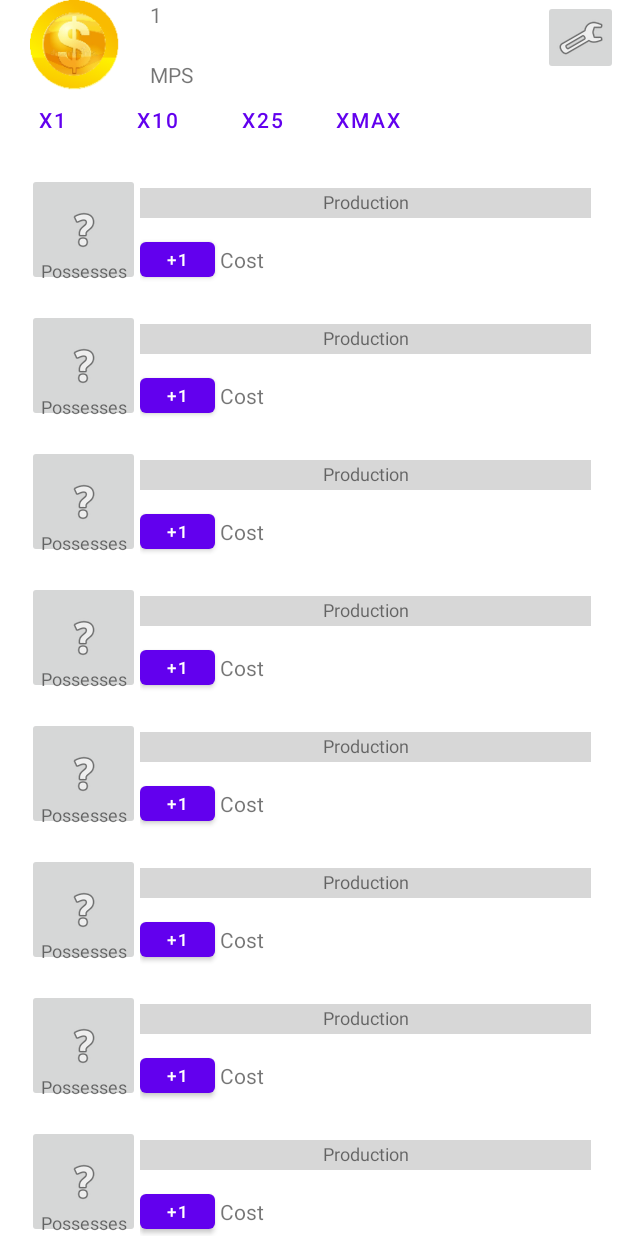
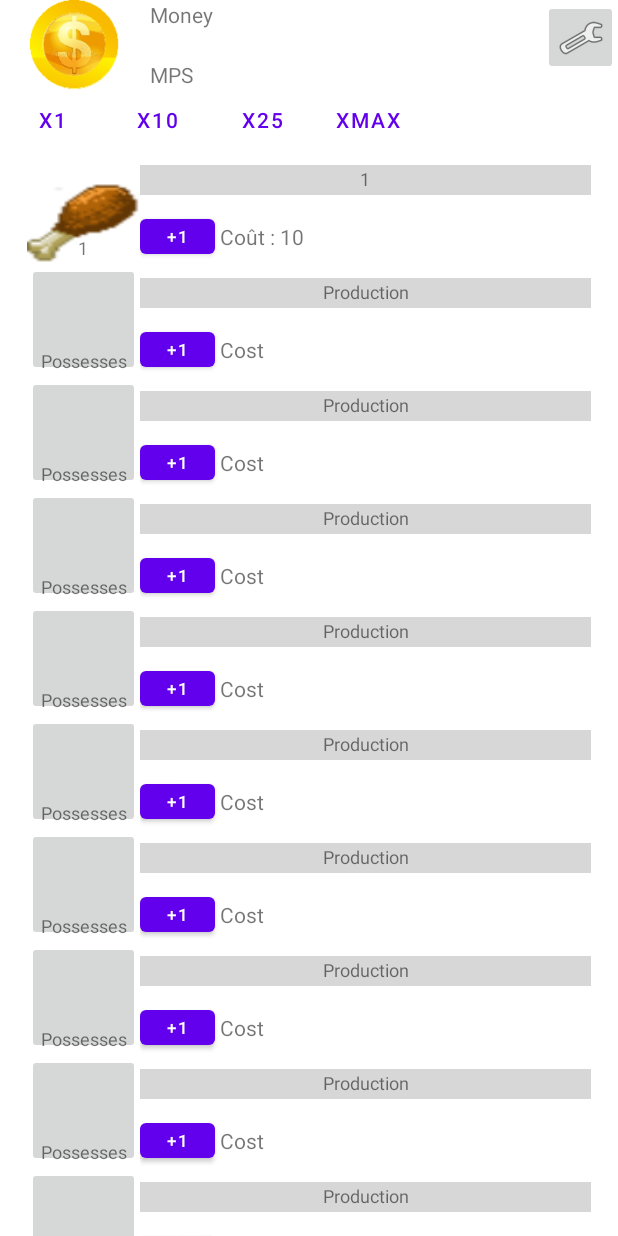
Before and after one commit to Amaroke/AmarokeClicker, an Android app: the screen it shows after launch (MainActivity), after a tap on "imageProduction", on a phone screen of 412 x 824 dp. Run offline under Robolectric (Android 15) with nearby library versions, the phone set to English and light mode, and no system bars.

Commit message:
Création du premier Controller de Production, création de la classe Jeu pour les données du jeu.

```diff
--- a/app/src/main/java/com/example/amarokeclicker/Chicken.kt
+++ b/app/src/main/java/com/example/amarokeclicker/Chicken.kt
@@ -2,5 +2,15 @@ package com.example.amarokeclicker
 
 class Chicken : Production(10, 1, 5) {
 
+    init {
+        numberPossessed = 1
+    }
+
+    fun upgradeProduction() {
+        numberPossessed++
+        actualProduction++
+        actualCost += 10
+    }
+
 
 }
--- /dev/null
+++ b/app/src/main/java/com/example/amarokeclicker/ControllerChicken.kt
@@ -0,0 +1,65 @@
+package com.example.amarokeclicker
+
+import android.view.View
+import android.widget.Button
+import android.widget.ImageButton
+import android.widget.ProgressBar
+import android.widget.TextView
+
+class ControllerChicken(jeu: Jeu, viewChicken: View, private val chicken: Chicken) {
+
+    private var production: ImageButton = viewChicken.findViewById(R.id.imageButtonProduction)
+    private var possesses: TextView = viewChicken.findViewById(R.id.textViewPossesses)
+    private var progressBarProduction: ProgressBar =
+        viewChicken.findViewById(R.id.progressBarProduction)
+    private var textProduction: TextView = viewChicken.findViewById(R.id.textViewProduction)
+    private var upgradeProduction: Button = viewChicken.findViewById(R.id.buttonUpgradeProduction)
+    private var upgradeCostProduction: TextView =
+        viewChicken.findViewById(R.id.textViewUpgradeCostProduction)
+
+    private var progressBarStatus = 0
+
+    init {
+        production.setBackgroundResource(R.drawable.pataepollo)
+
+        production.setOnClickListener {
+
+            production.isClickable = false
+            Thread {
+
+                while (progressBarStatus < 100) {
+
+                    try {
+                        progressBarStatus += 1
+                        Thread.sleep(chicken.actualProductionTime.toLong())
+                    } catch (e: InterruptedException) {
+                        e.printStackTrace()
+                    }
+                    progressBarProduction.progress = progressBarStatus
+
+                }
+
+                progressBarStatus = 0
+                progressBarProduction.progress = progressBarStatus
+                jeu.money += chicken.actualProduction
+                production.isClickable = true
+
+            }.start()
+        }
+
+        upgradeProduction.setOnClickListener {
+            chicken.upgradeProduction()
+            refresh()
+        }
+
+        refresh()
+
+    }
+
+    private fun refresh() {
+        possesses.text = chicken.numberPossessed.toString()
+        textProduction.text = chicken.actualProduction.toString()
+        upgradeCostProduction.text = "Coût : " + chicken.actualCost.toString()
+    }
+
+}
--- /dev/null
+++ b/app/src/main/java/com/example/amarokeclicker/Jeu.kt
@@ -0,0 +1,7 @@
+package com.example.amarokeclicker
+
+class Jeu {
+
+    var money = 0
+
+}
--- a/app/src/main/java/com/example/amarokeclicker/MainActivity.kt
+++ b/app/src/main/java/com/example/amarokeclicker/MainActivity.kt
@@ -3,71 +3,57 @@ package com.example.amarokeclicker
 import android.os.Bundle
 import android.view.View
 import android.view.Window
-import android.widget.Button
-import android.widget.ImageButton
-import android.widget.ProgressBar
-import android.widget.TextView
 import androidx.appcompat.app.AppCompatActivity
 
 class MainActivity : AppCompatActivity() {
 
-    private lateinit var progressBar: ProgressBar
-    private lateinit var viewCoins: TextView
-    private lateinit var production1: ImageButton
-    private lateinit var buypoulet: Button
-    private var progressBarStatus = 0
-    private var coins = 0
-    private var chicken = Chicken()
+    private var jeu = Jeu()
+
+    //Views
+    private lateinit var viewHeader: View
     private lateinit var viewChicken: View
-    private lateinit var viewHeader: View
+    private lateinit var viewCow: View
+    private lateinit var viewSheep: View
+    private lateinit var viewPig: View
+    private lateinit var viewRabbit: View
+    private lateinit var viewHorse: View
+    private lateinit var viewCaribou: View
+    private lateinit var viewFish: View
+    private lateinit var viewDog: View
+    private lateinit var viewElephant: View
+    private lateinit var viewBugs: View
+    private lateinit var viewVegan: View
+    private lateinit var viewCultured: View
+    private lateinit var viewFooter: View
+
+    //Controllers
+    private lateinit var controllerChicken: ControllerChicken
 
     override fun onCreate(savedInstanceState: Bundle?) {
         super.onCreate(savedInstanceState)
-        // Retrait de la barre de titre
+        //Retrait de la barre de titre
         this.requestWindowFeature(Window.FEATURE_NO_TITLE)
         this.supportActionBar?.hide()
-        //On définit le contenu de la vue APRES les instructions précédentes pour éviter un crash
         this.setContentView(R.layout.activity_main)
 
+        //On récupère les vues
+        viewHeader = this.findViewById(R.id.header)
         viewChicken = this.findViewById(R.id.chicken)
-        viewHeader = this.findViewById(R.id.header)
+        viewCow = this.findViewById(R.id.cow)
+        viewSheep = this.findViewById(R.id.sheep)
+        viewPig = this.findViewById(R.id.pig)
+        viewRabbit = this.findViewById(R.id.rabbit)
+        viewHorse = this.findViewById(R.id.horse)
+        viewCaribou = this.findViewById(R.id.caribou)
+        viewFish = this.findViewById(R.id.fish)
+        viewDog = this.findViewById(R.id.dog)
+        viewElephant = this.findViewById(R.id.elephant)
+        viewBugs = this.findViewById(R.id.bugs)
+        viewVegan = this.findViewById(R.id.vegan)
+        viewCultured = this.findViewById(R.id.cultured)
+        viewFooter = this.findViewById(R.id.footer)
 
-        progressBar = viewChicken.findViewById(R.id.progressBarProduction)
-        viewCoins = viewHeader.findViewById(R.id.textViewMoney)
-
-       production1 = viewChicken.findViewById(R.id.imageButtonProduction)
-       production1.setOnClickListener {
-
-           production1.isClickable = false
-           Thread {
-
-               while (progressBarStatus < 100) {
-
-                   try {
-                       progressBarStatus += 1
-                       Thread.sleep(chicken.actualProductionTime.toLong())
-                   } catch (e: InterruptedException) {
-                       e.printStackTrace()
-                   }
-                   progressBar.progress = progressBarStatus
-
-               }
-
-               progressBarStatus = 0
-               progressBar.progress = progressBarStatus
-               coins += chicken.actualProduction
-               refreshView()
-               production1.isClickable = true
-
-           }.start()
-       }
-       buypoulet = viewChicken.findViewById(R.id.buttonUpgradeProduction)
-
-
-       refreshView()
+        controllerChicken = ControllerChicken(jeu, viewChicken, Chicken())
     }
 
-    private fun refreshView() {
-        viewCoins.text = coins.toString()
-    }
 }
--- a/app/src/main/res/layout/activity_main.xml
+++ b/app/src/main/res/layout/activity_main.xml
@@ -37,51 +37,83 @@
                     android:layout_height="match_parent" />
 
                 <include
+                    android:id="@+id/cow"
                     layout="@layout/production"
                     android:layout_width="match_parent"
                     android:layout_height="match_parent" />
 
                 <include
+                    android:id="@+id/sheep"
                     layout="@layout/production"
                     android:layout_width="match_parent"
                     android:layout_height="match_parent" />
 
                 <include
+                    android:id="@+id/pig"
                     layout="@layout/production"
                     android:layout_width="match_parent"
                     android:layout_height="match_parent" />
 
                 <include
+                    android:id="@+id/rabbit"
                     layout="@layout/production"
                     android:layout_width="match_parent"
                     android:layout_height="match_parent" />
 
                 <include
+                    android:id="@+id/horse"
                     layout="@layout/production"
                     android:layout_width="match_parent"
                     android:layout_height="match_parent" />
 
                 <include
+                    android:id="@+id/caribou"
                     layout="@layout/production"
                     android:layout_width="match_parent"
                     android:layout_height="match_parent" />
 
                 <include
+                    android:id="@+id/fish"
                     layout="@layout/production"
                     android:layout_width="match_parent"
                     android:layout_height="match_parent" />
 
                 <include
+                    android:id="@+id/dog"
                     layout="@layout/production"
                     android:layout_width="match_parent"
                     android:layout_height="match_parent" />
 
                 <include
+                    android:id="@+id/elephant"
+                    layout="@layout/production"
+                    android:layout_width="match_parent"
+                    android:layout_height="match_parent" />
+
+                <include
+                    android:id="@+id/bugs"
+                    layout="@layout/production"
+                    android:layout_width="match_parent"
+                    android:layout_height="match_parent" />
+
+                <include
+                    android:id="@+id/vegan"
+                    layout="@layout/production"
+                    android:layout_width="match_parent"
+                    android:layout_height="match_parent" />
+
+                <include
+                    android:id="@+id/cultured"
                     layout="@layout/production"
                     android:layout_width="match_parent"
                     android:layout_height="match_parent" />
             </LinearLayout>
         </ScrollView>
+        <include
+            android:id="@+id/footer"
+            layout="@layout/footer"
+            android:layout_width="wrap_content"
+            android:layout_height="match_parent" />
     </LinearLayout>
 
 </androidx.constraintlayout.widget.ConstraintLayout>
--- /dev/null
+++ b/app/src/main/res/layout/footer.xml
@@ -0,0 +1,6 @@
+<?xml version="1.0" encoding="utf-8"?>
+<androidx.constraintlayout.widget.ConstraintLayout xmlns:android="http://schemas.android.com/apk/res/android"
+    android:layout_width="match_parent"
+    android:layout_height="match_parent">
+
+</androidx.constraintlayout.widget.ConstraintLayout>
--- a/app/src/main/res/layout/production.xml
+++ b/app/src/main/res/layout/production.xml
@@ -9,7 +9,6 @@
         android:layout_width="match_parent"
         android:layout_height="75dp"
         android:layout_marginStart="18dp"
-        android:layout_marginTop="15dp"
         android:layout_marginEnd="18dp"
         android:layout_weight="1"
         android:orientation="horizontal"
@@ -29,11 +28,10 @@
                 android:id="@+id/imageButtonProduction"
                 android:layout_width="75dp"
                 android:layout_height="75dp"
-                android:contentDescription="@string/imageProduction"
-                app:srcCompat="@android:drawable/ic_menu_help" />
+                android:contentDescription="@string/imageProduction" />
 
             <TextView
-                android:id="@+id/textViewProgress"
+                android:id="@+id/textViewPossesses"
                 android:layout_width="wrap_content"
                 android:layout_height="wrap_content"
                 android:layout_alignStart="@id/imageButtonProduction"
```
Also changed, not shown: app/src/main/res/drawable/pataepollo.png (added).
